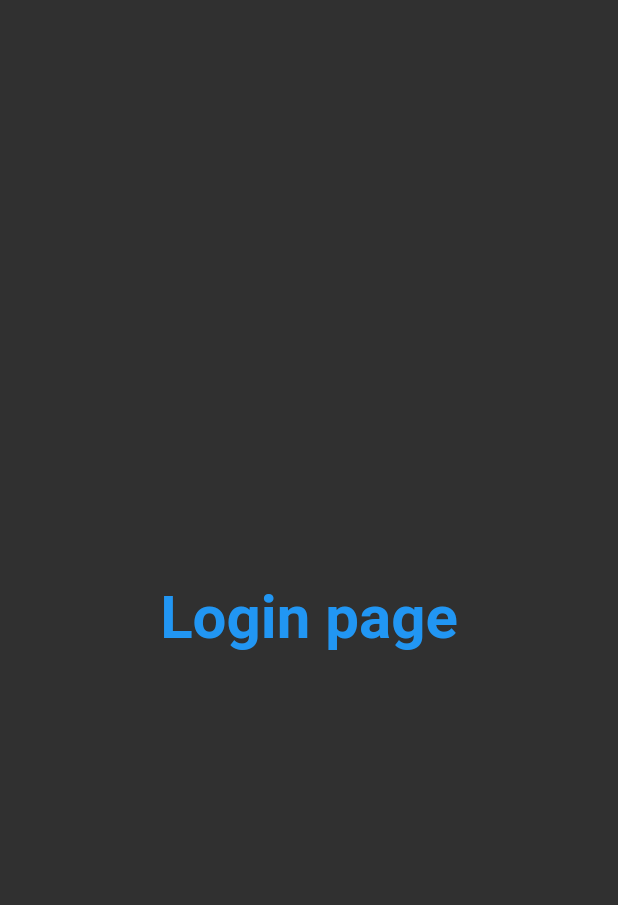
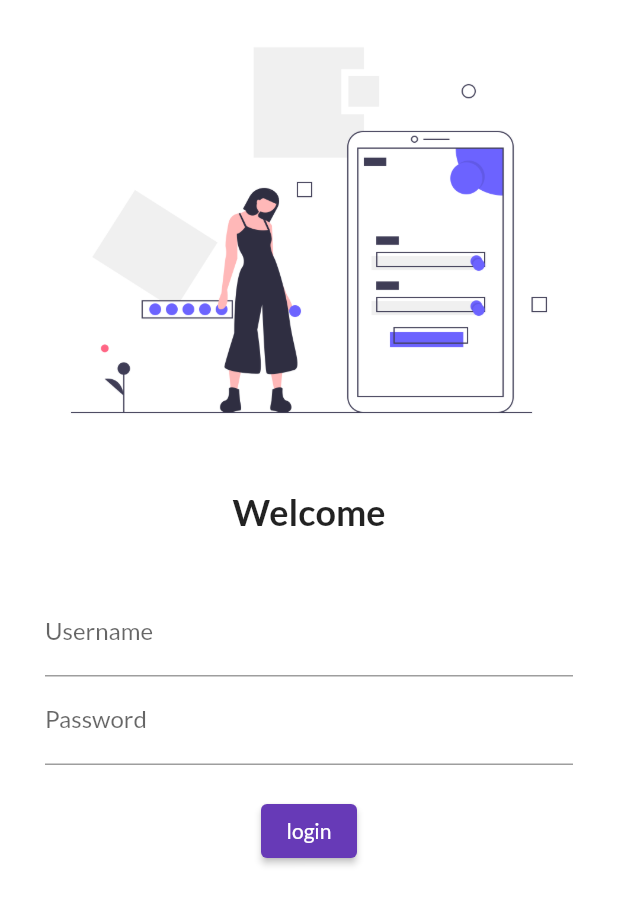
Before and after one commit to azim567/flutterCodes, a Flutter app: the screen it shows after launch, on a phone screen of 412 x 824 dp. Shown: the top 905 px of the screen. Run offline on Flutter 3.47's test engine with Material 2 defaults, Android fonts, the phone set to English and light mode, and no system bars; our stand-ins replace google_fonts.

Commit message:
day4 commit

```diff
--- a/firstapp/lib/main.dart
+++ b/firstapp/lib/main.dart
@@ -3,6 +3,7 @@ import 'dart:developer';
 import 'package:firstapp/pages/home_page.dart';
 import 'package:firstapp/pages/login_page.dart';
 import 'package:flutter/material.dart';
+import 'package:google_fonts/google_fonts.dart';
 
 void main() {
   var myApp = MyApp();
@@ -15,12 +16,15 @@ class MyApp extends StatelessWidget {
     var details = getDetailsOfPerson(age: 20);
     log(details.toString());
     return MaterialApp(
-      themeMode: ThemeMode.dark,
-      darkTheme: ThemeData(brightness: Brightness.dark),
+      themeMode: ThemeMode.light,
+      theme: ThemeData(
+        primarySwatch: Colors.deepPurple,
+        fontFamily: GoogleFonts.lato().fontFamily,
+      ),
       routes: {
-        "/" : (context) => LoginPage(),
+        "/": (context) => LoginPage(),
         "/home": (context) => HomePage(),
-        "/login" : (context) => LoginPage()
+        "/login": (context) => LoginPage()
       },
     );
   }
--- a/firstapp/lib/pages/home_page.dart
+++ b/firstapp/lib/pages/home_page.dart
@@ -5,11 +5,12 @@ class HomePage extends StatelessWidget {
   @override
   Widget build(BuildContext context) {
     return Scaffold(
-      appBar: AppBar( title: Text("Wallpaper App"),),
+      appBar: AppBar(
+        title: Text("Wallpaper App"),
+      ),
       body: Center(
         child: Container(
           child: Text("Welcome to $days days of flutter| Thecodingshef"),
-
         ),
       ),
       drawer: Drawer(),
--- a/firstapp/lib/pages/login_page.dart
+++ b/firstapp/lib/pages/login_page.dart
@@ -1,18 +1,59 @@
+import 'dart:ui';
+
+import 'package:firstapp/pages/home_page.dart';
 import 'package:flutter/material.dart';
 
 class LoginPage extends StatelessWidget {
   @override
   Widget build(BuildContext context) {
     return Material(
-      child: Center(
-          child: Text(
-        "Login page",
-        style: TextStyle(
-          fontSize: 40,
-          color: Colors.blue,
-          fontWeight: FontWeight.bold
-        ),
-      )),
-    );
+        color: Colors.white,
+        child: Column(
+          children: [
+            Image.asset(
+              "assets/images/login_image.png",
+              fit: BoxFit.cover,
+            ),
+            SizedBox(
+              height: 20.0,
+            ),
+            Text(
+              "Welcome",
+              style: TextStyle(fontSize: 24, fontWeight: FontWeight.bold),
+            ),
+            SizedBox(
+              height: 20.0,
+            ),
+            Padding(
+              padding:
+                  const EdgeInsets.symmetric(vertical: 16.0, horizontal: 30.0),
+              child: Column(
+                children: [
+                  TextFormField(
+                    decoration: InputDecoration(
+                        hintText: "Enter Username", labelText: "Username"),
+                  ),
+                  TextFormField(
+                    obscureText: true,
+                    decoration: InputDecoration(
+                        hintText: "Enter Password", labelText: "Password"),
+                  ),
+                  SizedBox(
+                    height: 20.0,
+                  ),
+                  ElevatedButton(
+                      onPressed: () {
+                        Navigator.push(
+                            context,
+                            MaterialPageRoute(
+                                builder: (context) => HomePage()));
+                      },
+                      child: Text("login"),
+                      style: TextButton.styleFrom()),
+                ],
+              ),
+            )
+          ],
+        ));
   }
 }
--- a/firstapp/pubspec.yaml
+++ b/firstapp/pubspec.yaml
@@ -28,6 +28,7 @@ dependencies:
   # The following adds the Cupertino Icons font to your application.
   # Use with the CupertinoIcons class for iOS style icons.
   cupertino_icons: ^1.0.0
+  google_fonts: ^2.0.0
 
 dev_dependencies:
   flutter_test:
@@ -45,8 +46,8 @@ flutter:
   uses-material-design: true
 
   # To add assets to your application, add an assets section, like this:
-  # assets:
-  #   - images/a_dot_burr.jpeg
+  assets:
+     - assets/images/
   #   - images/a_dot_ham.jpeg
 
   # An image asset can refer to one or more resolution-specific "variants", see
```
Also changed, not shown: firstapp/assets/images/login_image.png (added), firstapp/pubspec.lock.
